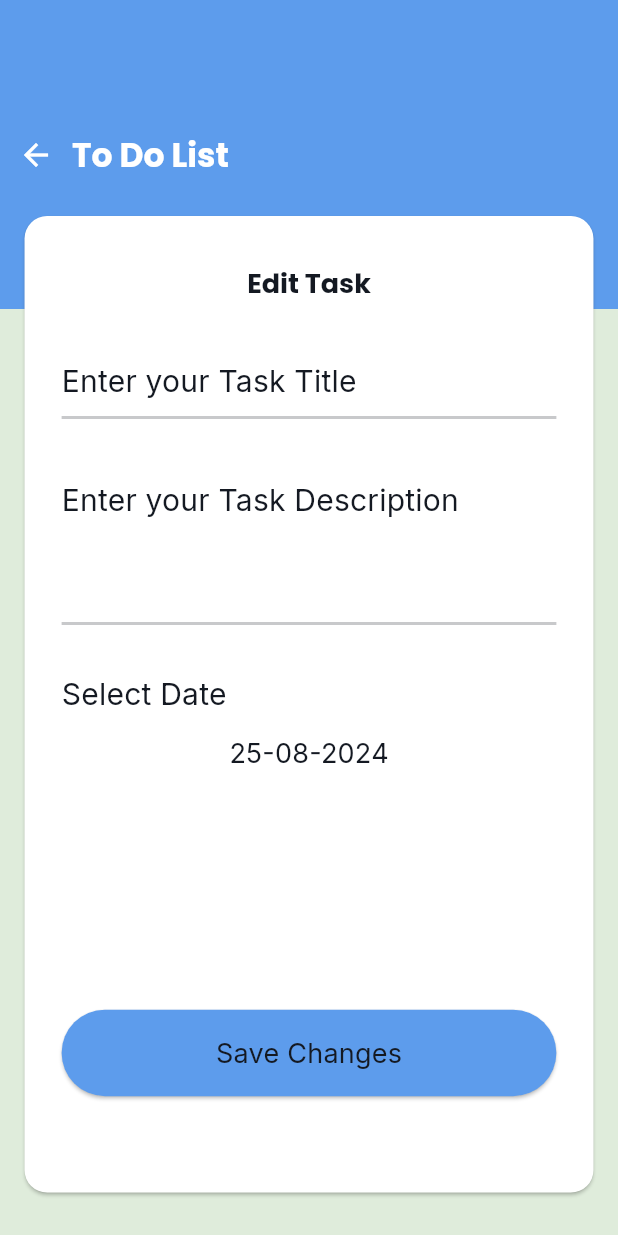
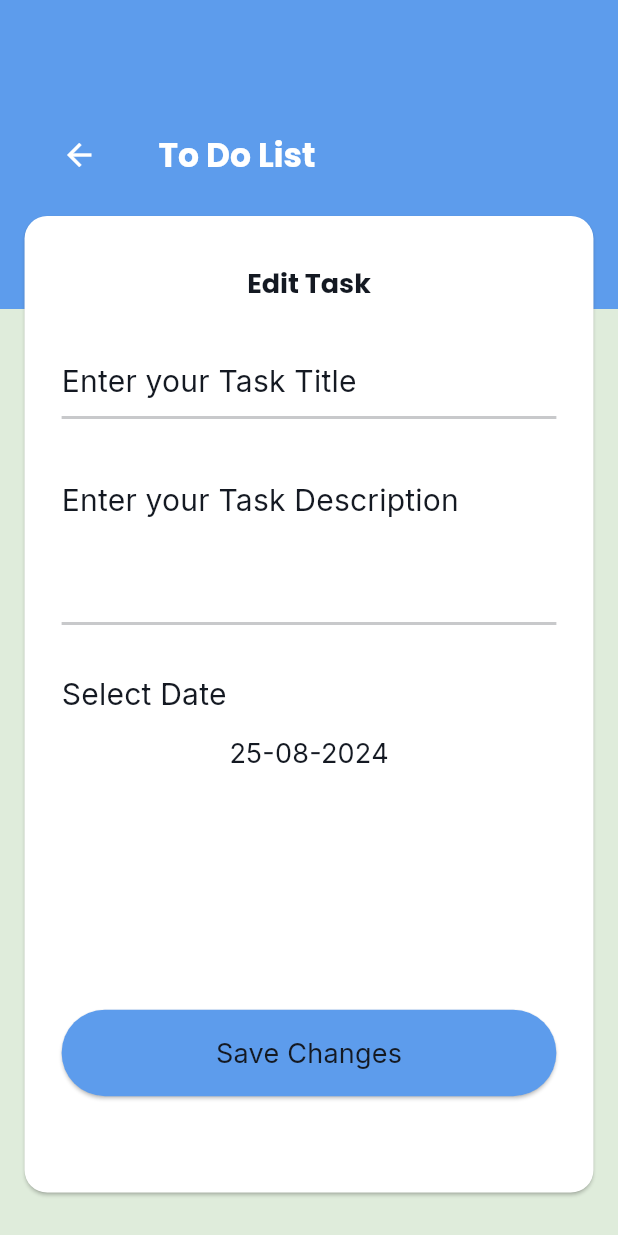
Before and after one commit to ahmedalam782/ToDo_App, a Flutter app: the EditTask screen opened directly with empty values, on a phone screen of 412 x 824 dp. Run offline on Flutter 3.47's test engine with Material 3 defaults, Android fonts, the phone set to English and light mode, and no system bars; our stand-ins replace cloud_firestore, easy_date_timeline, firebase_auth, firebase_core, firebase_messaging, flutter_local_notifications and 5 more; accounts and stored records are empty; generated files the repository leaves out were written again.

```diff
--- a/lib/Shared/Components/default_appbar.dart
+++ b/lib/Shared/Components/default_appbar.dart
@@ -19,12 +19,14 @@ class DefaultAppbar extends StatelessWidget {
       child: Row(
         children: [
           isShow
-              ? IconButton(
-                  onPressed: () {
-                    Navigator.pop(context);
-                  },
-                  icon: Icon(
-                    Icons.arrow_back,
+              ? Padding(
+                  padding: EdgeInsetsDirectional.symmetric(
+                    horizontal: MediaQuery.of(context).size.width * .07,
+                  ),
+                  child: BackButton(
+                    onPressed: () {
+                      Navigator.pop(context);
+                    },
                     color: Theme.of(context).secondaryHeaderColor,
                   ),
                 )
--- a/pubspec.yaml
+++ b/pubspec.yaml
@@ -46,7 +46,6 @@ dependencies:
   cloud_firestore: ^4.14.0
   flutter_slidable: ^3.1.1
   fluttertoast: ^8.2.8
-  firebase_storage: ^11.6.0
   firebase_messaging: ^14.7.10
   firebase_auth: ^4.16.0
   google_sign_in: ^6.2.1
```
Also changed, not shown: pubspec.lock, 25 other files.
